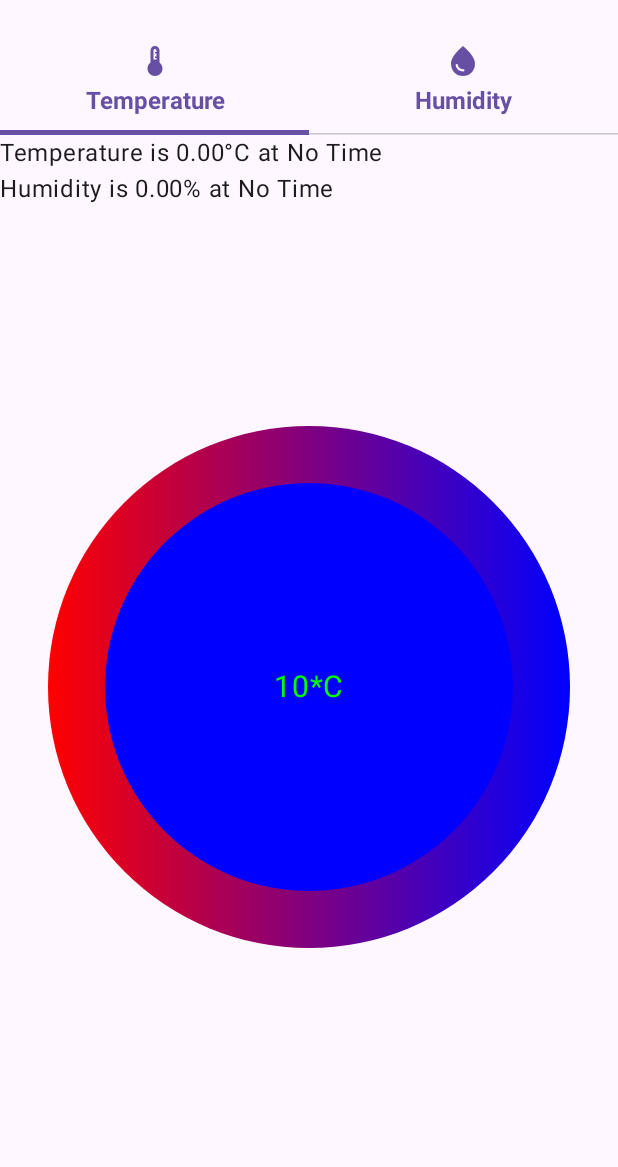
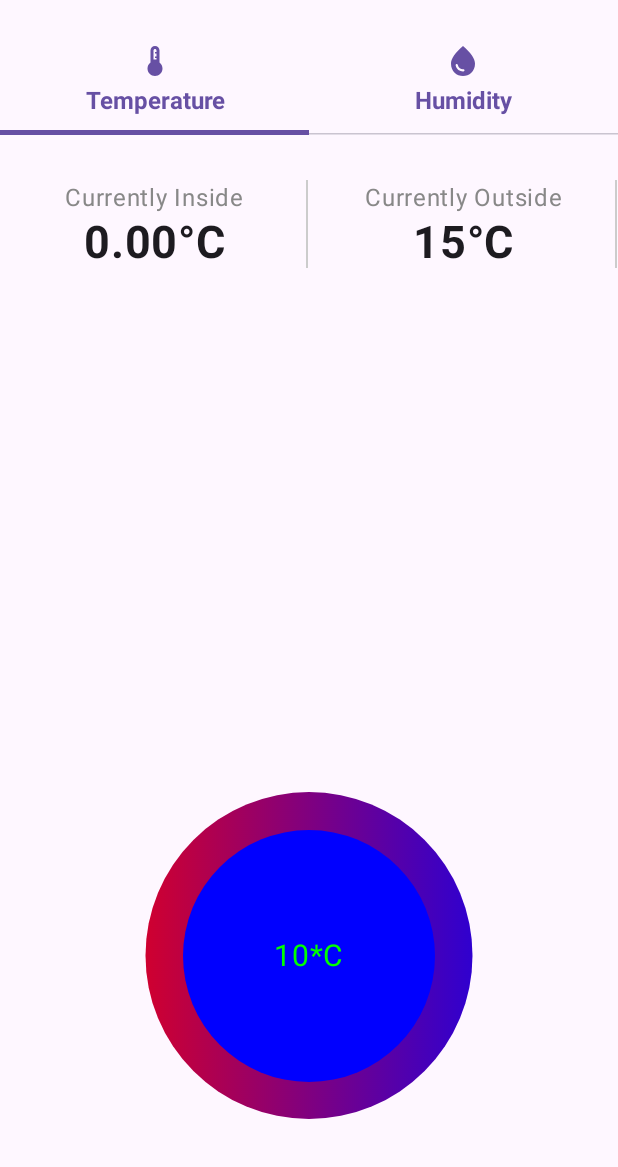
Before and after one commit to giaongo/HomeWeather, an Android app built with Jetpack Compose: the @Preview function MainAppPreview, on a phone screen of 412 x 824 dp, the part 69-1236 px from its top. Run offline under Robolectric (Android 15) with nearby library versions, the phone set to English and light mode, and no system bars; our stand-ins replace livedata-compose; libraries missing offline, so code that uses them is left out: io.github.cdimascio.dotenv; 6 statements that could not run were skipped.

Commit message:
Feat: Added Retrofit to fetch Weather API

```diff
--- /dev/null
+++ b/HomeWeather/app/src/main/java/fi/metropolia/homeweather/repository/WeatherAPIRepository.kt
@@ -0,0 +1,28 @@
+package fi.metropolia.homeweather.repository
+
+import fi.metropolia.homeweather.util.service.WeatherAPIDataResponse
+import fi.metropolia.homeweather.util.service.WeatherAPIDataService
+import io.github.cdimascio.dotenv.dotenv
+import retrofit2.Retrofit
+import retrofit2.converter.gson.GsonConverterFactory
+
+val dotenv = dotenv {
+    directory = "/assets"
+    filename = "env" // instead of '.env', use 'env'
+}
+class WeatherAPIRepository {
+    private val baseUrl = dotenv.get("BASE_URL")
+    private val weatherAPIDataService : WeatherAPIDataService
+    private val API_KEY = dotenv.get("API_KEY")
+    init {
+        val retrofit = Retrofit.Builder()
+            .baseUrl(baseUrl)
+            .addConverterFactory(GsonConverterFactory.create())
+            .build()
+        weatherAPIDataService = retrofit.create(WeatherAPIDataService::class.java)
+    }
+
+    suspend fun getWeatherData(lat: Double, long: Double): WeatherAPIDataResponse {
+        return weatherAPIDataService.getWeatherAPIData(lat = lat, long = long, apiKey = API_KEY)
+    }
+}
--- a/HomeWeather/app/src/main/java/fi/metropolia/homeweather/ui/views/HomeScreen.kt
+++ b/HomeWeather/app/src/main/java/fi/metropolia/homeweather/ui/views/HomeScreen.kt
@@ -3,8 +3,14 @@ package fi.metropolia.homeweather.ui.views
 import androidx.compose.foundation.Canvas
 import androidx.compose.foundation.layout.Box
 import androidx.compose.foundation.layout.Column
+import androidx.compose.foundation.layout.Row
+import androidx.compose.foundation.layout.Spacer
 import androidx.compose.foundation.layout.fillMaxSize
+import androidx.compose.foundation.layout.fillMaxWidth
+import androidx.compose.foundation.layout.height
 import androidx.compose.foundation.layout.padding
+import androidx.compose.foundation.lazy.LazyRow
+import androidx.compose.material3.Button
 import androidx.compose.material3.Icon
 import androidx.compose.material3.Tab
 import androidx.compose.material3.TabRow
@@ -16,15 +22,20 @@ import androidx.compose.runtime.remember
 import androidx.compose.runtime.setValue
 import androidx.compose.ui.Alignment
 import androidx.compose.ui.Modifier
+import androidx.compose.ui.draw.drawBehind
+import androidx.compose.ui.geometry.Offset
 import androidx.compose.ui.graphics.Brush
 import androidx.compose.ui.graphics.Color
 import androidx.compose.ui.res.painterResource
+import androidx.compose.ui.text.font.FontWeight
 import androidx.compose.ui.text.style.TextOverflow
 import androidx.compose.ui.tooling.preview.Preview
 import androidx.compose.ui.unit.dp
 import androidx.compose.ui.unit.sp
+import androidx.lifecycle.viewmodel.compose.viewModel
 import fi.metropolia.homeweather.R
 import fi.metropolia.homeweather.util.service.SensorMeasurement
+import fi.metropolia.homeweather.viewmodels.WeatherAPIViewModel
 import java.time.LocalDateTime
 import java.time.format.DateTimeFormatter
 
@@ -32,6 +43,7 @@ import java.time.format.DateTimeFormatter
 fun HomeScreen(modifier: Modifier = Modifier,
                temperature: SensorMeasurement?,
                humidity: SensorMeasurement?) {
+    val weatherAPIViewModel : WeatherAPIViewModel = viewModel()
     var tabIndex by remember {
         mutableIntStateOf(0)
     }
@@ -57,7 +69,7 @@ fun HomeScreen(modifier: Modifier = Modifier,
 
                             1 -> Icon(
                                 painter = painterResource(id = R.drawable.humidity),
-                                contentDescription = "temperature tab"
+                                contentDescription = "Humidity tab"
                             )
                         }
 
@@ -65,10 +77,66 @@ fun HomeScreen(modifier: Modifier = Modifier,
                 )
             }
         }
+        Spacer(Modifier.height(30.dp))
+        LazyRow {
+            item {
+                weatherAPIViewModel.getWeatherData(
+                    lat = 60.16,
+                    long = 24.93
+                )
+            }
+        }
+        Row (modifier = modifier
+                .fillMaxWidth()
+        ) {
+            displayTemperature(
+                fraction = 0.5F,
+                measureLocation = "Currently Inside",
+                temp = "$temperatureData°C"
+            )
+            displayTemperature(
+                measureLocation = "Currently Outside",
+                temp = "15°C"
+            )
+            Button(onClick = {
+                    weatherAPIViewModel.getWeatherData(
+                        lat = 60.16,
+                        long = 24.93
+                    )
+            })
+            {
+                Text("Fetch Weather Data")
+            }
+        }
+        CircleInfo()
+    }
+}
 
-        Text(text = "Temperature is $temperatureData°C at $temperatureTimeStamp")
-        Text(text = "Humidity is $humidityData% at $humidityTimeStamp")
-        CircleInfo()
+@Composable
+fun displayTemperature(fraction: Float = 1F, measureLocation: String, temp: String) {
+    Column (modifier = Modifier
+        .fillMaxWidth(fraction = fraction)
+        .drawBehind {
+            val strokeWidth = 2f
+            val x = size.width - strokeWidth
+            val y = size.height - strokeWidth
+            drawLine(
+                color = Color.LightGray,
+                start = Offset(x, 0f),
+                end = Offset(x, y),
+                strokeWidth = strokeWidth
+            )
+        },
+        horizontalAlignment = Alignment.CenterHorizontally
+    ) {
+        Text(
+            text = "$measureLocation",
+            color = Color.Gray
+        )
+        Text(text = "$temp",
+            fontSize = 30.sp,
+            fontWeight = FontWeight.Bold
+        )
     }
 }
 
--- a/HomeWeather/app/src/main/java/fi/metropolia/homeweather/ui/views/MainActivity.kt
+++ b/HomeWeather/app/src/main/java/fi/metropolia/homeweather/ui/views/MainActivity.kt
@@ -134,7 +134,7 @@ fun MainApp(appViewModel: AppViewModel) {
             navigationDestination = "nfc"
         ),
     )
-    Surface {
+    Surface () {
         ModalNavigationDrawer(
             drawerContent = {
                 ModalDrawerSheet {
--- /dev/null
+++ b/HomeWeather/app/src/main/java/fi/metropolia/homeweather/util/service/RetrofitService.kt
@@ -0,0 +1,18 @@
+package fi.metropolia.homeweather.util.service
+
+import retrofit2.http.GET
+import retrofit2.http.Query
+data class WeatherAPIDataResponse(
+    val query: WeatherAPITemp
+)
+data class WeatherAPITemp (
+    val temp: Double
+)
+interface WeatherAPIDataService {
+    @GET("weather")
+    suspend fun getWeatherAPIData(
+        @Query("lat") lat: Double,
+        @Query("long") long: Double,
+        @Query("API_KEY") apiKey: String,
+    ) : WeatherAPIDataResponse
+}
--- /dev/null
+++ b/HomeWeather/app/src/main/java/fi/metropolia/homeweather/viewmodels/WeatherAPIViewModel.kt
@@ -0,0 +1,17 @@
+package fi.metropolia.homeweather.viewmodels
+
+import androidx.lifecycle.ViewModel
+import androidx.lifecycle.viewModelScope
+import fi.metropolia.homeweather.repository.WeatherAPIRepository
+import kotlinx.coroutines.Dispatchers
+import kotlinx.coroutines.launch
+
+class WeatherAPIViewModel() : ViewModel() {
+    private val weatherAPIRepository = WeatherAPIRepository()
+    fun getWeatherData(lat: Double, long: Double) {
+        viewModelScope.launch(Dispatchers.IO) {
+            val response = weatherAPIRepository.getWeatherData(lat, long)
+            response.query.temp
+        }
+    }
+}
```
Also changed, not shown: 2 other files.
